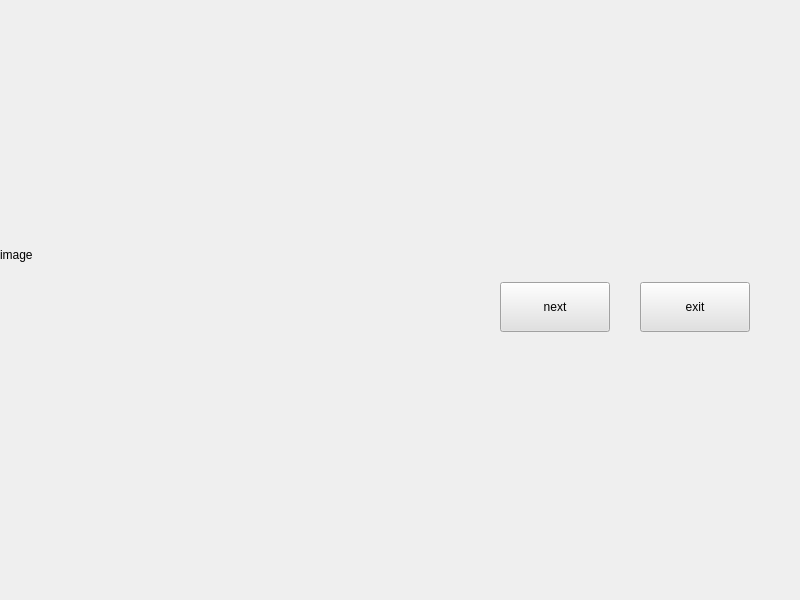
Old version of the form src/config_ui/qt/src/config/ui/main.ui in the repository eth-from-zero/qzy-environmental-monitoring.
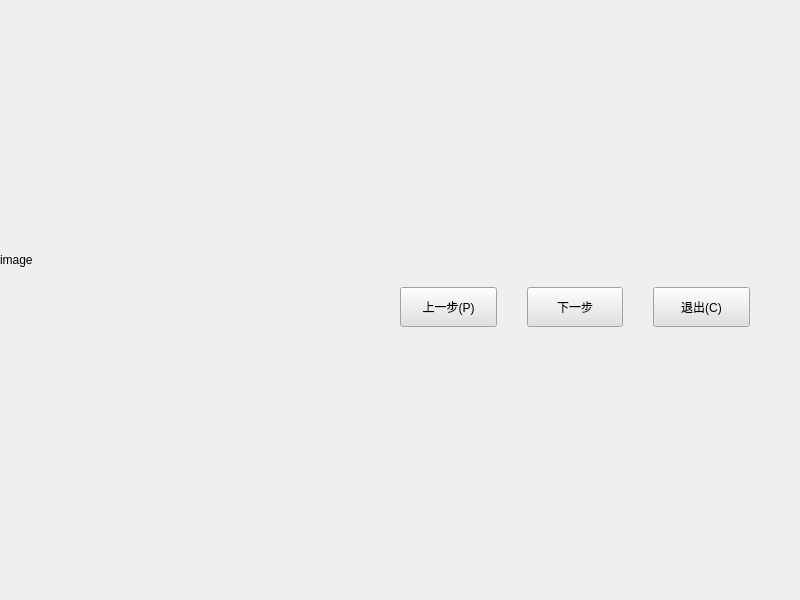
New version of the form.

```diff
--- a/src/config_ui/qt/src/config/ui/main.ui
+++ b/src/config_ui/qt/src/config/ui/main.ui
@@ -77,7 +77,7 @@
          <number>30</number>
         </property>
         <property name="leftMargin">
-         <number>500</number>
+         <number>400</number>
         </property>
         <property name="topMargin">
          <number>20</number>
@@ -88,19 +88,35 @@
         <property name="bottomMargin">
          <number>20</number>
         </property>
+        <item>
+         <widget class="QPushButton" name="btn_prev">
+          <property name="minimumSize">
+           <size>
+            <width>30</width>
+            <height>40</height>
+           </size>
+          </property>
+          <property name="styleSheet">
+           <string notr="true">background-color: rgb(225, 225, 225);</string>
+          </property>
+          <property name="text">
+           <string>上一步(P)</string>
+          </property>
+         </widget>
+        </item>
         <item>
          <widget class="QPushButton" name="btn_next">
           <property name="minimumSize">
            <size>
             <width>30</width>
-            <height>50</height>
+            <height>40</height>
            </size>
           </property>
           <property name="styleSheet">
            <string notr="true">background-color: rgb(225, 225, 225);</string>
           </property>
           <property name="text">
-           <string>next</string>
+           <string>下一步</string>
           </property>
          </widget>
         </item>
@@ -109,14 +125,14 @@
           <property name="minimumSize">
            <size>
             <width>30</width>
-            <height>50</height>
+            <height>40</height>
            </size>
           </property>
           <property name="styleSheet">
            <string notr="true">background-color: rgb(225, 225, 225);</string>
           </property>
           <property name="text">
-           <string>exit</string>
+           <string>退出(C)</string>
           </property>
          </widget>
         </item>
```
